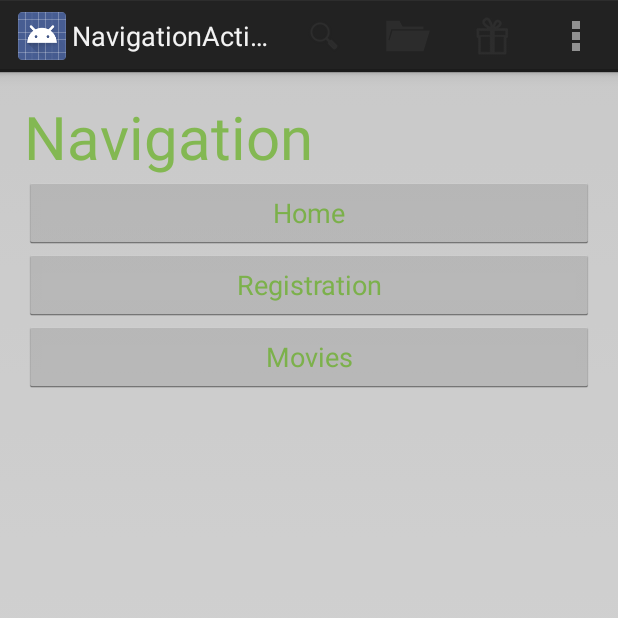
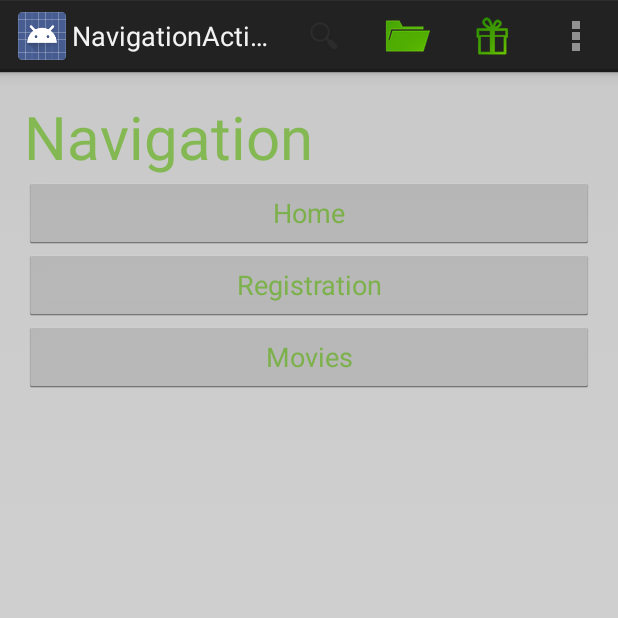
Before and after one commit to phobeus/psit3, an Android app: the screen it shows after launch (NavigationActivity), on a phone screen of 412 x 824 dp, the top half of it. Run offline under Robolectric (Android 15) with nearby library versions, the phone set to English and light mode, and no system bars.

Commit message:
refactoring of icon design

```diff
--- a/app/src/main/res/menu/menu_navigation.xml
+++ b/app/src/main/res/menu/menu_navigation.xml
@@ -1,19 +1,30 @@
 <menu xmlns:android="http://schemas.android.com/apk/res/android"
     xmlns:tools="http://schemas.android.com/tools"
     tools:context="com.app.movietap.NavigationActivity">
-    <item android:id="@+id/action_settings1" android:title="gemerkt"
+
+    <item android:id="@+id/action_settings1"
+        android:title="Gemerkt"
         android:icon="@drawable/ic_action_collection"
-        android:orderInCategory="100" android:showAsAction="always" />
-    <item android:id="@+id/action_settings2" android:title="wünsche"
+        android:orderInCategory="100"
+        android:showAsAction="always" />
+
+    <item android:id="@+id/action_settings2"
+        android:title="Wünsche"
         android:icon="@drawable/ic_gift"
-        android:orderInCategory="100" android:showAsAction="always" />
-    <item android:id="@+id/action_settings3" android:title="Filter"
-        android:orderInCategory="100" android:showAsAction="collapseActionView|ifRoom" />
+        android:orderInCategory="100"
+        android:showAsAction="always" />
+
+    <item android:id="@+id/action_settings3"
+        android:title="Filter"
+        android:orderInCategory="100"
+        android:showAsAction="collapseActionView|ifRoom" />
+
     <item android:id="@+id/search"
         android:title="suche"
-        android:icon="@drawable/ic_action_search"
+        android:icon="@drawable/ic_action_search_mt"
         android:showAsAction="always"
         android:actionViewClass="android.widget.SearchView" />
+
     <item android:id="@+id/action_settings" android:title="@string/action_settings"
         android:orderInCategory="100" android:showAsAction="never" />
 </menu>
```
Also changed, not shown: app/src/main/res/layout/activity_navigation.xml (+6 -3 lines), app/src/main/res/drawable-hdpi/ic_action_collection.png, app/src/main/res/drawable-hdpi/ic_action_search.png (deleted), app/src/main/res/drawable-hdpi/ic_action_search_mt.png (added), app/src/main/res/drawable-hdpi/ic_gift.png, app/src/main/res/drawable-mdpi/ic_action_collection.png, app/src/main/res/drawable-mdpi/ic_action_search.png (deleted), app/src/main/res/drawable-mdpi/ic_action_search_mt.png (added), app/src/main/res/drawable-mdpi/ic_gift.png, app/src/main/res/drawable-xhdpi/ic_action_collection.png, app/src/main/res/drawable-xhdpi/ic_action_search.png (deleted), app/src/main/res/drawable-xhdpi/ic_action_search_mt.png (added), app/src/main/res/drawable-xhdpi/ic_gift.png, app/src/main/res/drawable-xxhdpi/ic_action_collection.png, 3 more files.
